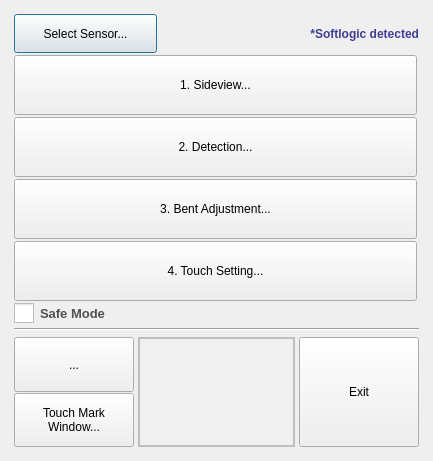
Before: the Qt Designer form T3kCfgFE/dialog.ui in habilience/habilience-t3ksensor-tools, drawn with Qt 5.
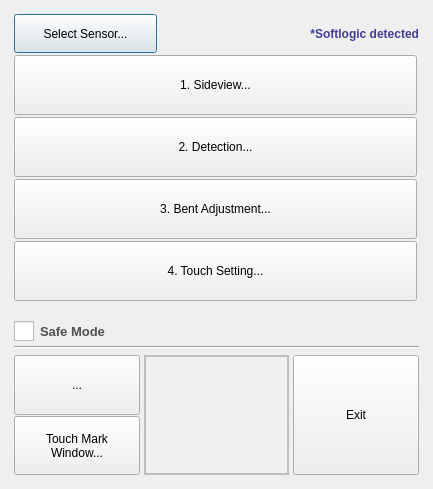
After: the same form once the commit is applied. Icons and pictures are not drawn. Custom widgets are drawn as their Qt base class.

The edit to the form file:
```diff
--- a/T3kCfgFE/dialog.ui
+++ b/T3kCfgFE/dialog.ui
@@ -7,7 +7,7 @@
     <x>0</x>
     <y>0</y>
     <width>433</width>
-    <height>458</height>
+    <height>489</height>
    </rect>
   </property>
   <property name="windowTitle">
@@ -231,13 +231,19 @@
        <property name="sizeHint" stdset="0">
         <size>
          <width>20</width>
-         <height>40</height>
+         <height>0</height>
         </size>
        </property>
       </spacer>
      </item>
      <item>
       <widget class="QCheckBox" name="chkSafeMode">
+       <property name="sizePolicy">
+        <sizepolicy hsizetype="Preferred" vsizetype="Preferred">
+         <horstretch>0</horstretch>
+         <verstretch>0</verstretch>
+        </sizepolicy>
+       </property>
        <property name="focusPolicy">
         <enum>Qt::TabFocus</enum>
        </property>
@@ -312,7 +318,7 @@
          </property>
          <property name="minimumSize">
           <size>
-           <width>120</width>
+           <width>126</width>
            <height>0</height>
           </size>
          </property>
@@ -334,7 +340,7 @@
          </property>
          <property name="minimumSize">
           <size>
-           <width>120</width>
+           <width>126</width>
            <height>0</height>
           </size>
          </property>
@@ -352,7 +358,7 @@
      <item>
       <widget class="QTextEdit" name="txtEdtDisplayFirmware">
        <property name="enabled">
-        <bool>false</bool>
+        <bool>true</bool>
        </property>
        <property name="sizePolicy">
         <sizepolicy hsizetype="Expanding" vsizetype="Fixed">
@@ -362,8 +368,8 @@
        </property>
        <property name="minimumSize">
         <size>
-         <width>153</width>
-         <height>110</height>
+         <width>130</width>
+         <height>120</height>
         </size>
        </property>
        <property name="focusPolicy">
@@ -386,6 +392,9 @@
        <property name="horizontalScrollBarPolicy">
         <enum>Qt::ScrollBarAlwaysOff</enum>
        </property>
+       <property name="readOnly">
+        <bool>true</bool>
+       </property>
       </widget>
      </item>
      <item>
@@ -398,8 +407,8 @@
        </property>
        <property name="minimumSize">
         <size>
-         <width>120</width>
-         <height>110</height>
+         <width>126</width>
+         <height>120</height>
         </size>
        </property>
        <property name="focusPolicy">
```
Left out of the diff: 6 changed lines with no effect on the pictures.
